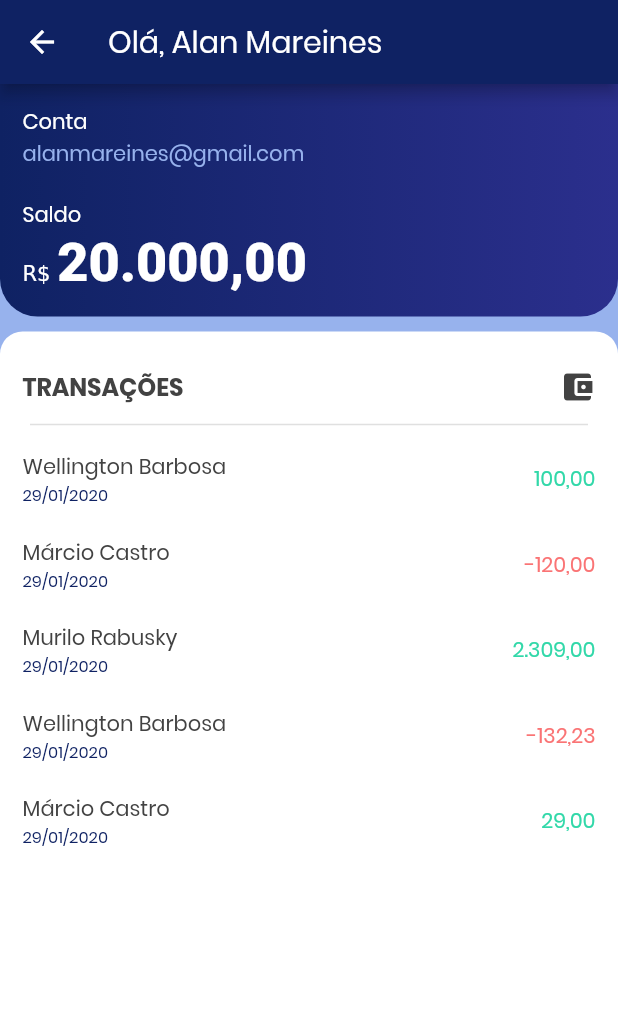
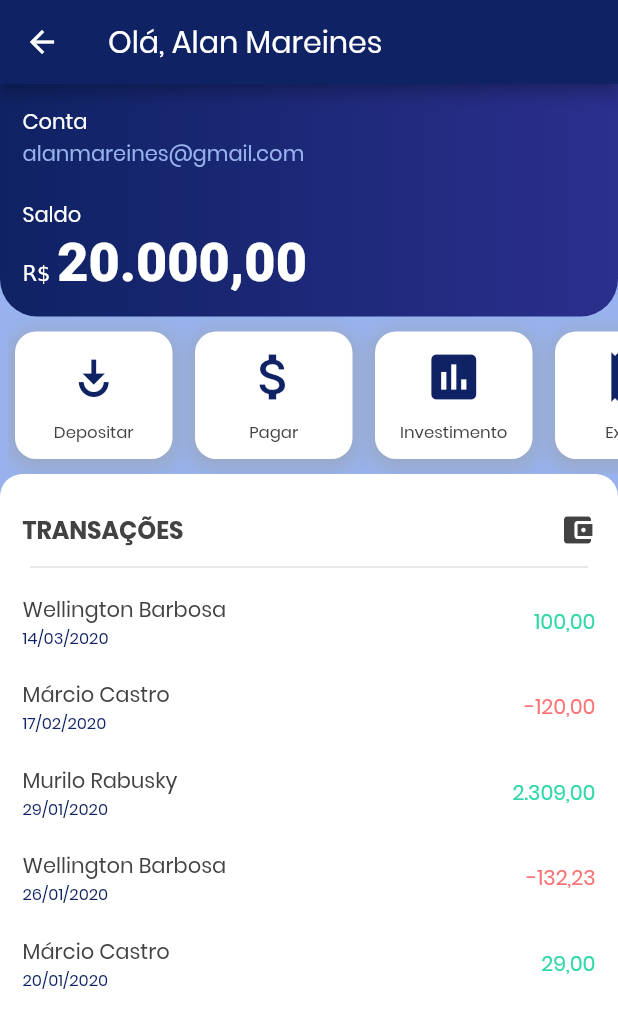
Before and after one commit to alanmareines/bank-app, a Flutter app: the TransactionScreen screen opened directly, on a phone screen of 412 x 824 dp. Shown: the top 1028 px of the screen. Run offline on Flutter 3.47's test engine with Material 2 defaults, Android fonts, the phone set to English and light mode, and no system bars.

Commit message:
transfer page done

```diff
--- /dev/null
+++ b/lib/components/service.dart
@@ -0,0 +1,40 @@
+import 'package:banking_app/constants.dart';
+import 'package:flutter/material.dart';
+
+class Service extends StatelessWidget {
+  const Service({
+    @required this.title,
+    @required this.icon,
+  });
+
+  final String title;
+  final IconData icon;
+
+  @override
+  Widget build(BuildContext context) {
+    return Container(
+      width: 105.00,
+      margin: EdgeInsets.only(top: 10.0, left: 5.0, right: 10.0, bottom: 10.00),
+      padding: EdgeInsets.all(10.0),
+      decoration: BoxDecoration(
+          boxShadow: [
+            BoxShadow(
+              color: Colors.grey.withOpacity(0.5),
+              spreadRadius: 3,
+              blurRadius: 10,
+              offset: Offset(0, 3),
+            ),
+          ],
+          color: Colors.white,
+          borderRadius: BorderRadius.all(Radius.circular(14.00))),
+      child: Column(
+        children: <Widget>[
+          Icon(icon, size: 40.0, color: kPrimaryColor),
+          Spacer(),
+          Text(title,
+              style: TextStyle(color: Colors.grey[800], fontSize: 11.0)),
+        ],
+      ),
+    );
+  }
+}
--- a/lib/views/transaction_screen.dart
+++ b/lib/views/transaction_screen.dart
@@ -1,5 +1,6 @@
 import 'package:banking_app/components/jumbotron.dart';
 import 'package:banking_app/components/transaction.dart';
+import 'package:banking_app/components/service.dart';
 import 'package:flutter/material.dart';
 
 class TransactionScreen extends StatelessWidget {
@@ -19,9 +20,23 @@ class TransactionScreen extends StatelessWidget {
       body: Column(
         children: <Widget>[
           Jombotron(accountId: accountId, accountBalance: accountBalance),
+          Container(
+            padding: EdgeInsets.only(left: 5.00),
+            height: 105.00,
+            child: ListView(
+              scrollDirection: Axis.horizontal,
+              children: <Widget>[
+                Service(title: 'Depositar', icon: Icons.play_for_work),
+                Service(title: 'Pagar', icon: Icons.attach_money),
+                Service(title: 'Investimento', icon: Icons.insert_chart),
+                Service(title: 'Extrato', icon: Icons.receipt),
+                Service(title: 'Contatos', icon: Icons.account_box),
+                Service(title: 'Informações', icon: Icons.info),
+              ],
+            ),
+          ),
           Expanded(
             child: Container(
-              margin: EdgeInsets.only(top: 10.0),
               decoration: BoxDecoration(
                   borderRadius:
                       BorderRadius.vertical(top: Radius.circular(15.0)),
@@ -29,7 +44,7 @@ class TransactionScreen extends StatelessWidget {
               child: Column(
                 children: <Widget>[
                   Padding(
-                    padding: const EdgeInsets.only(
+                    padding: EdgeInsets.only(
                         top: 25.0, left: 15.0, right: 15.0, bottom: 5.0),
                     child: Row(
                       mainAxisAlignment: MainAxisAlignment.spaceBetween,
@@ -55,11 +70,11 @@ class TransactionScreen extends StatelessWidget {
                   Transaction(
                       counterParty: "Wellington Barbosa",
                       amount: "100,00",
-                      date: "29/01/2020"),
+                      date: "14/03/2020"),
                   Transaction(
                       counterParty: "Márcio Castro",
                       amount: "-120,00",
-                      date: "29/01/2020"),
+                      date: "17/02/2020"),
                   Transaction(
                       counterParty: "Murilo Rabusky",
                       amount: "2.309,00",
@@ -67,11 +82,11 @@ class TransactionScreen extends StatelessWidget {
                   Transaction(
                       counterParty: "Wellington Barbosa",
                       amount: "-132,23",
-                      date: "29/01/2020"),
+                      date: "26/01/2020"),
                   Transaction(
                       counterParty: "Márcio Castro",
                       amount: "29,00",
-                      date: "29/01/2020"),
+                      date: "20/01/2020"),
                 ],
               ),
             ),
```
Also changed, not shown: lib/views/screen_index.dart (+0 -33 lines).
